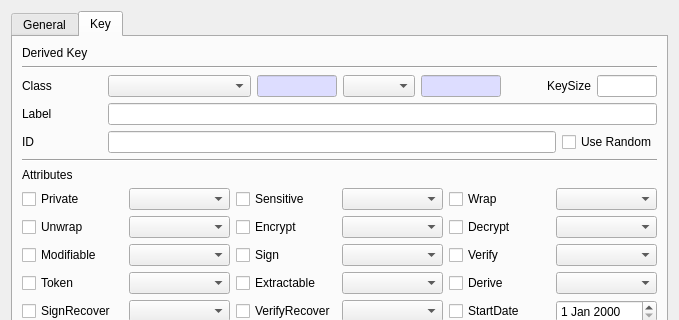
This is CryptokiMan/derive_key_dlg.ui in jykim74/CryptokiMan as Qt 5 draws it before an edit; both pictures show x 0 to 679 and y 0 to 320 of the 679 by 567 pixel window. The edited form follows.
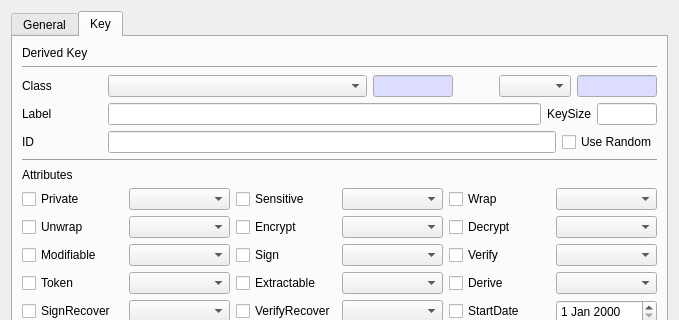
This is the edited form.

Commit message: Derive UI 조정

What changed in the file:
```diff
--- a/CryptokiMan/derive_key_dlg.ui
+++ b/CryptokiMan/derive_key_dlg.ui
@@ -684,23 +684,6 @@
          <property name="topMargin">
           <number>0</number>
          </property>
-         <item row="0" column="6">
-          <widget class="QLabel" name="label_17">
-           <property name="text">
-            <string>KeySize</string>
-           </property>
-          </widget>
-         </item>
-         <item row="0" column="7">
-          <widget class="QLineEdit" name="mKeySizeText">
-           <property name="maximumSize">
-            <size>
-             <width>60</width>
-             <height>16777215</height>
-            </size>
-           </property>
-          </widget>
-         </item>
          <item row="0" column="2">
           <widget class="QLineEdit" name="mClassText">
            <property name="minimumSize">
@@ -747,6 +730,52 @@
            </property>
           </widget>
          </item>
+         <item row="0" column="5">
+          <widget class="QLineEdit" name="mTypeText">
+           <property name="minimumSize">
+            <size>
+             <width>80</width>
+             <height>0</height>
+            </size>
+           </property>
+           <property name="maximumSize">
+            <size>
+             <width>80</width>
+             <height>16777215</height>
+            </size>
+           </property>
+           <property name="palette">
+            <palette>
+             <active>
+              <colorrole role="Base">
+               <brush brushstyle="SolidPattern">
+                <color alpha="255">
+                 <red>221</red>
+                 <green>221</green>
+                 <blue>255</blue>
+                </color>
+               </brush>
+              </colorrole>
+             </active>
+             <inactive>
+              <colorrole role="Base">
+               <brush brushstyle="SolidPattern">
+                <color alpha="255">
+                 <red>221</red>
+                 <green>221</green>
+                 <blue>255</blue>
+                </color>
+               </brush>
+              </colorrole>
+             </inactive>
+             <disabled/>
+            </palette>
+           </property>
+           <property name="readOnly">
+            <bool>true</bool>
+           </property>
+          </widget>
+         </item>
          <item row="0" column="1">
           <widget class="QComboBox" name="mClassCombo">
            <property name="sizePolicy">
@@ -757,6 +786,9 @@
            </property>
           </widget>
          </item>
+         <item row="0" column="4">
+          <widget class="QComboBox" name="mTypeCombo"/>
+         </item>
          <item row="0" column="0">
           <widget class="QLabel" name="label_12">
            <property name="minimumSize">
@@ -776,56 +808,7 @@
            </property>
           </widget>
          </item>
-         <item row="0" column="4">
-          <widget class="QLineEdit" name="mTypeText">
-           <property name="minimumSize">
-            <size>
-             <width>80</width>
-             <height>0</height>
-            </size>
-           </property>
-           <property name="maximumSize">
-            <size>
-             <width>80</width>
-             <height>16777215</height>
-            </size>
-           </property>
-           <property name="palette">
-            <palette>
-             <active>
-              <colorrole role="Base">
-               <brush brushstyle="SolidPattern">
-                <color alpha="255">
-                 <red>221</red>
-                 <green>221</green>
-                 <blue>255</blue>
-                </color>
-               </brush>
-              </colorrole>
-             </active>
-             <inactive>
-              <colorrole role="Base">
-               <brush brushstyle="SolidPattern">
-                <color alpha="255">
-                 <red>221</red>
-                 <green>221</green>
-                 <blue>255</blue>
-                </color>
-               </brush>
-              </colorrole>
-             </inactive>
-             <disabled/>
-            </palette>
-           </property>
-           <property name="readOnly">
-            <bool>true</bool>
-           </property>
-          </widget>
-         </item>
          <item row="0" column="3">
-          <widget class="QComboBox" name="mTypeCombo"/>
-         </item>
-         <item row="0" column="5">
           <spacer name="horizontalSpacer_3">
            <property name="orientation">
             <enum>Qt::Horizontal</enum>
@@ -842,6 +825,16 @@
        </item>
        <item>
         <layout class="QGridLayout" name="gridLayout_6">
+         <item row="0" column="2">
+          <widget class="QLabel" name="label_17">
+           <property name="text">
+            <string>KeySize</string>
+           </property>
+          </widget>
+         </item>
+         <item row="0" column="1">
+          <widget class="QLineEdit" name="mLabelText"/>
+         </item>
          <item row="0" column="0">
           <widget class="QLabel" name="label_13">
            <property name="minimumSize">
@@ -855,8 +848,15 @@
            </property>
           </widget>
          </item>
-         <item row="0" column="1">
-          <widget class="QLineEdit" name="mLabelText"/>
+         <item row="0" column="3">
+          <widget class="QLineEdit" name="mKeySizeText">
+           <property name="maximumSize">
+            <size>
+             <width>60</width>
+             <height>16777215</height>
+            </size>
+           </property>
+          </widget>
          </item>
         </layout>
        </item>
```
Left out of the diff: 2 changed lines with no effect on the pictures.
